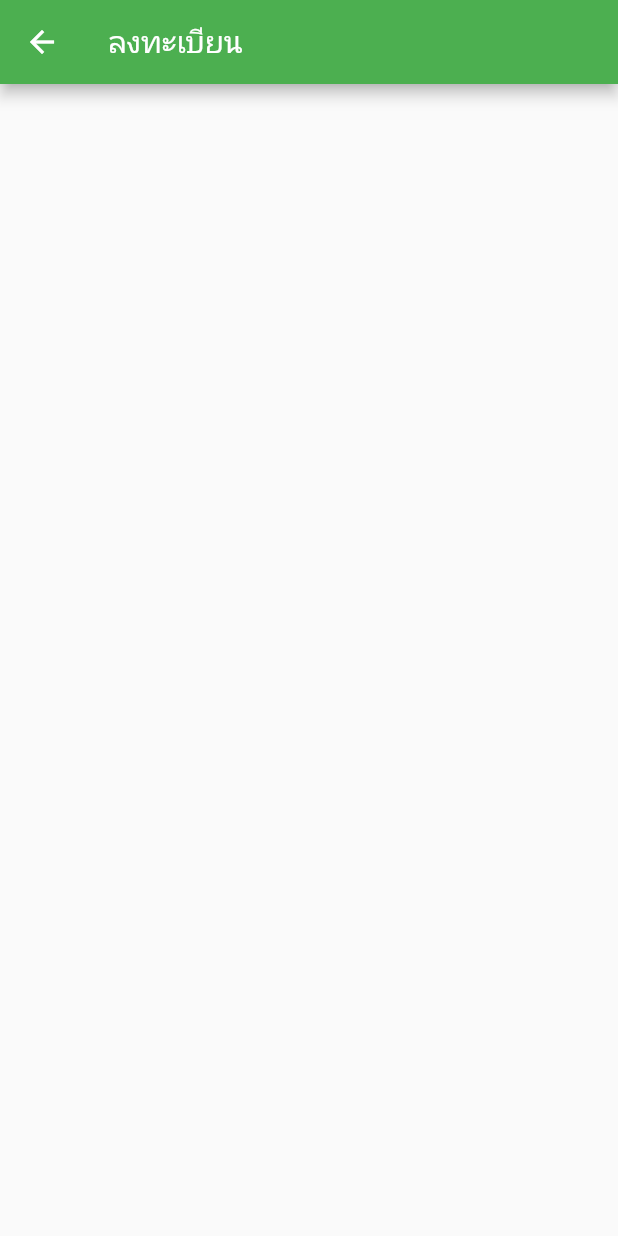
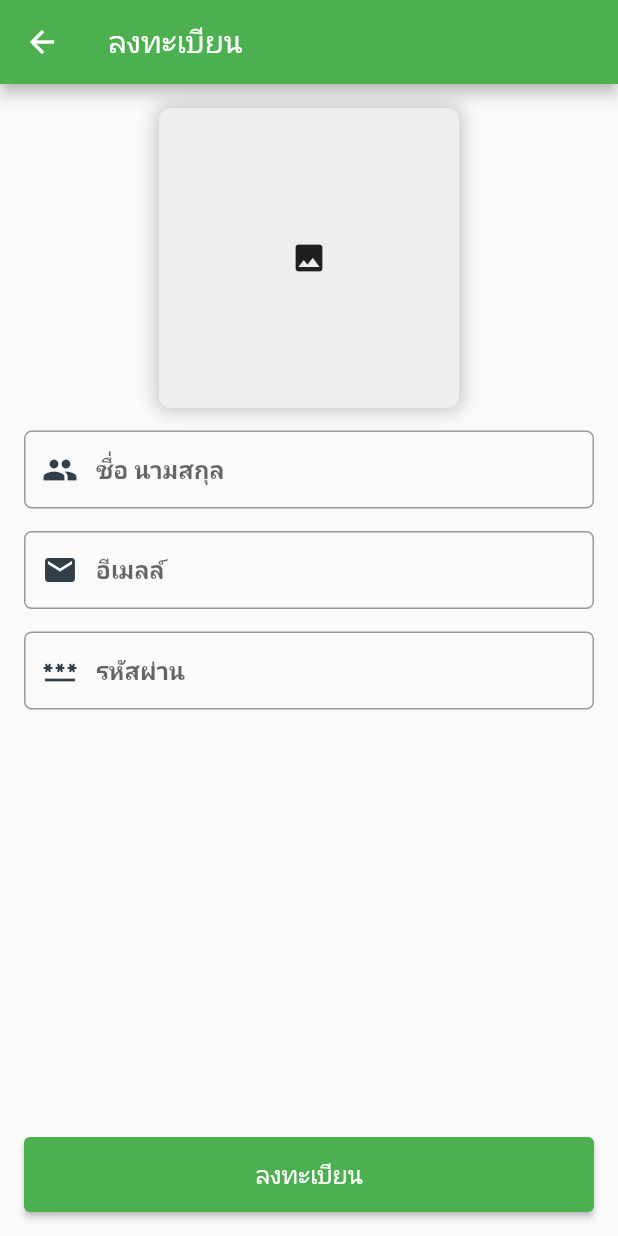
Before and after one commit to ReemWSW/maidservoceapp, a Flutter app: the screen it shows after launch, after a tap on "ลงทะเบียน", on a phone screen of 412 x 824 dp. Run offline on Flutter 3.47's test engine with Material 2 defaults, Android fonts, the phone set to English and light mode, and no system bars; our stand-ins replace flutter_svg.

Commit message:
register page

```diff
--- a/lib/pages/login/login.dart
+++ b/lib/pages/login/login.dart
@@ -62,8 +62,7 @@ class LoginPage extends StatelessWidget {
                     onPressed: () {
                       Navigator.push(
                         context,
-                        MaterialPageRoute(
-                            builder: (context) => const RegisterPage()),
+                        MaterialPageRoute(builder: (context) => RegisterPage()),
                       );
                     },
                   ))
--- a/lib/pages/register/register.dart
+++ b/lib/pages/register/register.dart
@@ -1,13 +1,96 @@
 import 'package:flutter/material.dart';
+import 'package:maid/widget/button_long.dart';
+import 'package:maid/widget/textfield_custom.dart';
 
 class RegisterPage extends StatelessWidget {
-  const RegisterPage({Key? key}) : super(key: key);
+  RegisterPage({Key? key}) : super(key: key);
+
+  final _formKey = GlobalKey<FormState>();
+
+  String? emailValidate(String? value) {
+    RegExp regex = RegExp(
+        r'^(([^<>()[\]\\.,;:\s@\"]+(\.[^<>()[\]\\.,;:\s@\"]+)*)|(\".+\"))@((\[[0-9]{1,3}\.[0-9]{1,3}\.[0-9]{1,3}\.[0-9]{1,3}\])|(([a-zA-Z\-0-9]+\.)+[a-zA-Z]{2,}))$');
+    if (value!.isEmpty) {
+      return "กรุณาระบุอีเมล์";
+    } else if (!regex.hasMatch(value)) {
+      return "อีเมลล์ไม่ถูกต้อง";
+    }
+  }
+
+  String? passValidate(String? value) =>
+      value!.isEmpty ? 'กรุณาระบุรหัสผ่าน' : null;
+  String? nameValidate(String? value) =>
+      value!.isEmpty ? 'กรุณาระบุชื่อนาทสกุล' : null;
 
   @override
   Widget build(BuildContext context) {
     return Scaffold(
+      resizeToAvoidBottomInset: false,
       appBar: AppBar(
         title: const Text("ลงทะเบียน"),
+      ),
+      body: Container(
+        margin: const EdgeInsets.all(16),
+        child: Form(
+          key: _formKey,
+          child: Column(
+            crossAxisAlignment: CrossAxisAlignment.center,
+            mainAxisAlignment: MainAxisAlignment.spaceBetween,
+            children: [
+              Column(
+                children: [
+                  imageButton(),
+                  const SizedBox(height: 15),
+                  TextFieldCustom(
+                    hintText: 'ชื่อ นามสกุล',
+                    icon: Icons.people,
+                    validator: nameValidate,
+                  ),
+                  const SizedBox(height: 15),
+                  TextFieldCustom(
+                    hintText: 'อีเมลล์',
+                    icon: Icons.email,
+                    validator: emailValidate,
+                  ),
+                  const SizedBox(height: 15),
+                  TextFieldCustom(
+                    hintText: 'รหัสผ่าน',
+                    icon: Icons.password,
+                    validator: passValidate,
+                  ),
+                  const SizedBox(height: 30),
+                ],
+              ),
+              ButtonLong(
+                label: 'ลงทะเบียน',
+                onPressed: () {
+                  if (_formKey.currentState!.validate()) {}
+                },
+              )
+            ],
+          ),
+        ),
+      ),
+    );
+  }
+
+  InkWell imageButton() {
+    return InkWell(
+      child: Container(
+        width: 200,
+        height: 200,
+        decoration: BoxDecoration(
+          color: Colors.grey.shade200,
+          borderRadius: BorderRadius.circular(8),
+          boxShadow: [
+            BoxShadow(
+              color: Colors.grey.withOpacity(0.6),
+              spreadRadius: 2,
+              blurRadius: 10,
+            ),
+          ],
+        ),
+        child: const Icon(Icons.photo),
       ),
     );
   }
```
